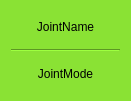
Old version of the form src/yarpmotorgui/jointItemTree.ui in the repository robotology/yarp.
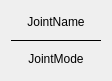
New version of the form.

Commit message: Improved layout of the new yarpmotorgui part tree

```diff
--- a/src/yarpmotorgui/jointItemTree.ui
+++ b/src/yarpmotorgui/jointItemTree.ui
@@ -6,8 +6,8 @@
    <rect>
     <x>0</x>
     <y>0</y>
-    <width>131</width>
-    <height>101</height>
+    <width>112</width>
+    <height>81</height>
    </rect>
   </property>
   <property name="sizePolicy">
@@ -22,10 +22,6 @@
   <property name="autoFillBackground">
    <bool>true</bool>
   </property>
-  <property name="styleSheet">
-   <string notr="true">background-color: rgb(138, 226, 52);
-color: rgb(0, 0, 0);</string>
-  </property>
   <layout class="QVBoxLayout" name="verticalLayout_2">
    <item>
     <widget class="QLabel" name="jointName">
@@ -48,6 +44,9 @@
    </item>
    <item>
     <widget class="Line" name="line">
+     <property name="frameShadow">
+      <enum>QFrame::Plain</enum>
+     </property>
      <property name="orientation">
       <enum>Qt::Horizontal</enum>
      </property>
@@ -61,18 +60,12 @@
        <verstretch>0</verstretch>
       </sizepolicy>
      </property>
-     <property name="autoFillBackground">
-      <bool>true</bool>
-     </property>
      <property name="text">
       <string>JointMode</string>
      </property>
      <property name="alignment">
       <set>Qt::AlignCenter</set>
      </property>
-     <property name="margin">
-      <number>10</number>
-     </property>
      <property name="textInteractionFlags">
       <set>Qt::NoTextInteraction</set>
      </property>
```
Left out of the diff: 3 changed lines with no effect on the pictures. The commit also changes 5 other files.
